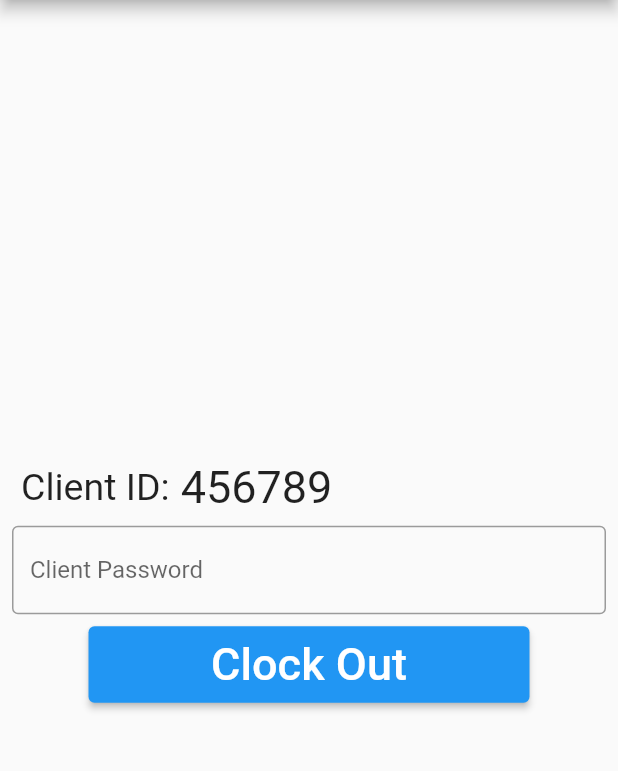
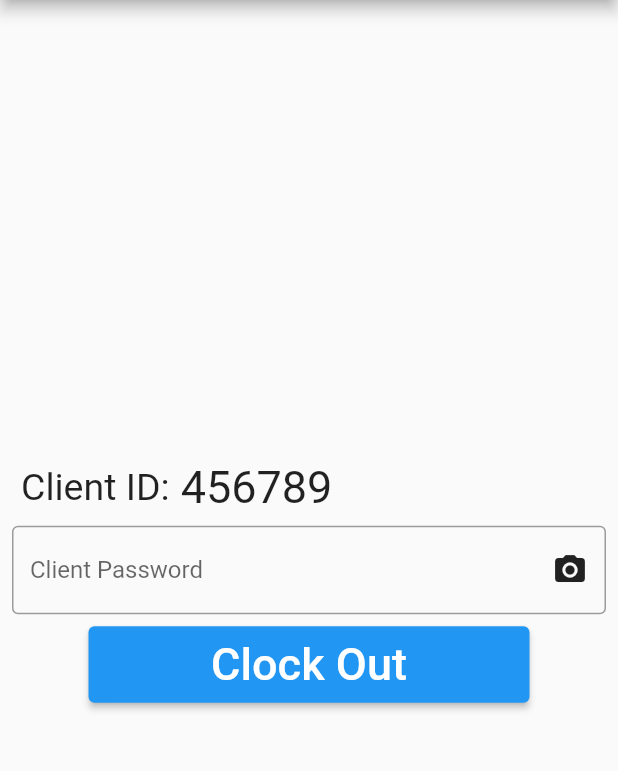
Before and after one commit to oatleals/ShepherdUI, a Flutter app: the ClockOutPage screen opened by its route, on a phone screen of 412 x 824 dp, the part 84-855 px from its top. Run offline on Flutter 3.47's test engine with Material 2 defaults, Android fonts, the phone set to English and light mode, and no system bars.

Commit message:
adds camera icon to clock in and out pages

```diff
--- a/shepherd/lib/UI/ClockOutPage.dart
+++ b/shepherd/lib/UI/ClockOutPage.dart
@@ -29,13 +29,22 @@ class _ClockOutPageState extends State<ClockOutPage> {
             ),
             Padding(
               padding: const EdgeInsets.only(top:8.0, bottom:8.0),
-              child: TextField(
-                keyboardType: TextInputType.number,
-                obscureText: true,
-                decoration: InputDecoration(
-                  border: OutlineInputBorder(),
-                  labelText: 'Client Password'
-                ),
+              child: Stack(
+                alignment: AlignmentDirectional.centerEnd,
+                children: [
+                  TextField(
+                    keyboardType: TextInputType.number,
+                    obscureText: false,
+                    decoration: InputDecoration(
+                      border: OutlineInputBorder(),
+                      labelText: 'Client Password'
+                    ),
+                  ),
+                  IconButton(
+                    icon: Icon(Icons.camera_alt),
+                    onPressed: (){}, // OpenScanner()
+                  )
+                ],
               ),
             ),
             ElevatedButton(
```
Also changed, not shown: shepherd/lib/UI/ClockInPage.dart (+10 -1 lines).
